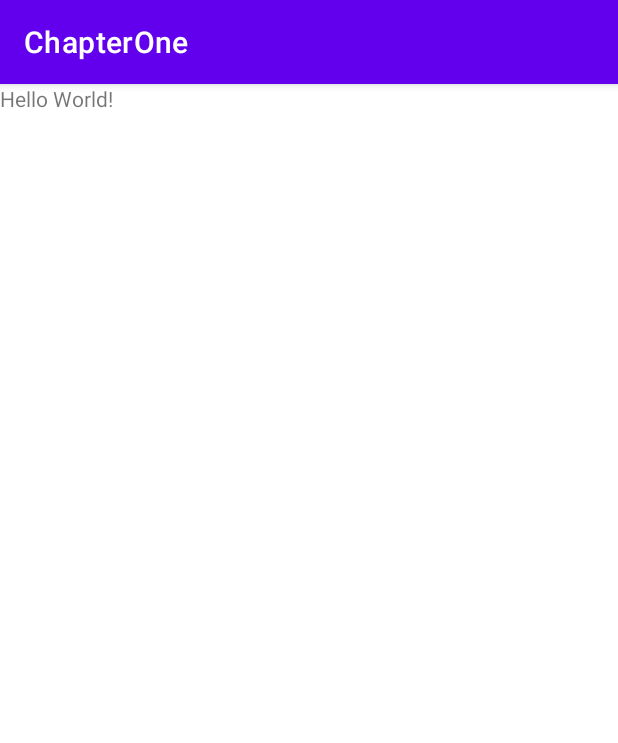
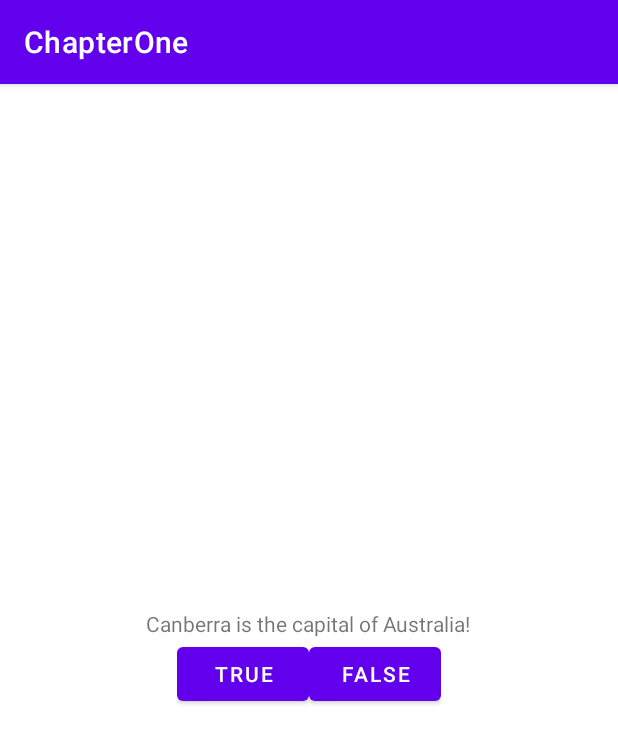
Before and after one commit to asigrist02/ChapterFour, an Android app: the screen it shows after launch (MainActivity), on a phone screen of 412 x 824 dp. Shown: the top 743 px of the screen. Run offline under Robolectric (Android 15) with nearby library versions, the phone set to English and light mode, and no system bars.

Commit message:
This works V1

```diff
--- a/app/src/main/res/layout/activity_main.xml
+++ b/app/src/main/res/layout/activity_main.xml
@@ -5,11 +5,34 @@
     android:id="@+id/main"
     android:layout_width="match_parent"
     android:layout_height="match_parent"
+    android:gravity="center"
+    android:orientation="vertical"
     tools:context=".MainActivity">
 
     <TextView
         android:layout_width="wrap_content"
         android:layout_height="wrap_content"
-        android:text="Hello World!" />
+        android:text="@string/question_text" />
+
+    <LinearLayout
+        android:layout_width="wrap_content"
+        android:layout_height="wrap_content"
+        android:orientation="horizontal">
+
+        <Button
+            android:id="@+id/true_button"
+            android:layout_width="wrap_content"
+            android:layout_height="wrap_content"
+            android:text="@string/correct_toast" />
+
+        <Button
+            android:id="@+id/false_button"
+            android:layout_width="match_parent"
+            android:layout_height="wrap_content"
+            android:text="@string/incorrect_toast" />
+
+    </LinearLayout>
+
+
 
 </LinearLayout>
--- a/app/src/main/res/values/strings.xml
+++ b/app/src/main/res/values/strings.xml
@@ -1,3 +1,6 @@
 <resources>
     <string name="app_name">ChapterOne</string>
+    <string name="question_text">Canberra is the capital of Australia!</string>
+    <string name="correct_toast">TRUE</string>
+    <string name="incorrect_toast">FALSE</string>
 </resources>
```
